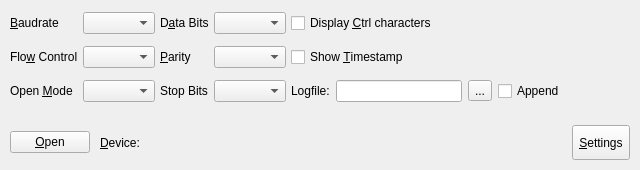
This is controlpanel.ui in asanza/CuteCom as Qt 5 draws it before an edit. The edited form follows.
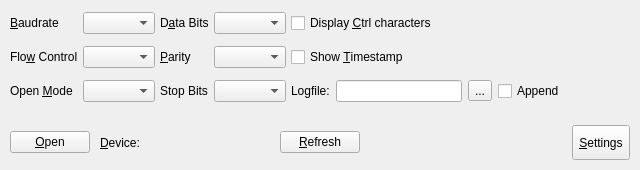
This is the edited form. Custom widgets are drawn as their Qt base class.

Commit message: add device refresh button

Diff of the .ui file:
```diff
--- a/controlpanel.ui
+++ b/controlpanel.ui
@@ -312,6 +312,13 @@
           </property>
          </widget>
         </item>
+        <item>
+         <widget class="QPushButton" name="m_bt_refresh">
+          <property name="text">
+           <string>&amp;Refresh</string>
+          </property>
+         </widget>
+        </item>
         <item>
          <spacer name="horizontalSpacer">
           <property name="orientation">
```
The commit also changes 2 other files.
